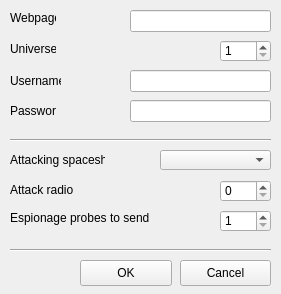
Before: the Qt Designer form ogbot/src/ui/Options.ui in kovan/kovans-ogbot, drawn with Qt 5.
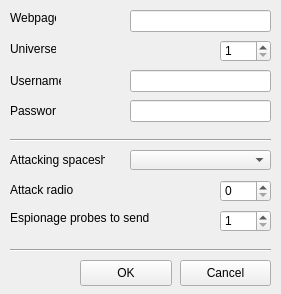
After: the same form once the commit is applied. Icons and pictures are not drawn.

Diff of the .ui file:
```diff
--- a/ogbot/src/ui/Options.ui
+++ b/ogbot/src/ui/Options.ui
@@ -177,16 +177,6 @@
     <number>1</number>
    </property>
   </widget>
-  <widget class="QComboBox" name="attackingShipComboBox" >
-   <property name="geometry" >
-    <rect>
-     <x>160</x>
-     <y>150</y>
-     <width>111</width>
-     <height>20</height>
-    </rect>
-   </property>
-  </widget>
   <widget class="QSpinBox" name="attackRadioSpinBox" >
    <property name="geometry" >
     <rect>
@@ -278,6 +268,16 @@
     <bool>false</bool>
    </property>
   </widget>
+  <widget class="QComboBox" name="attackingShipComboBox" >
+   <property name="geometry" >
+    <rect>
+     <x>130</x>
+     <y>150</y>
+     <width>141</width>
+     <height>20</height>
+    </rect>
+   </property>
+  </widget>
  </widget>
  <pixmapfunction></pixmapfunction>
  <tabstops>
```
